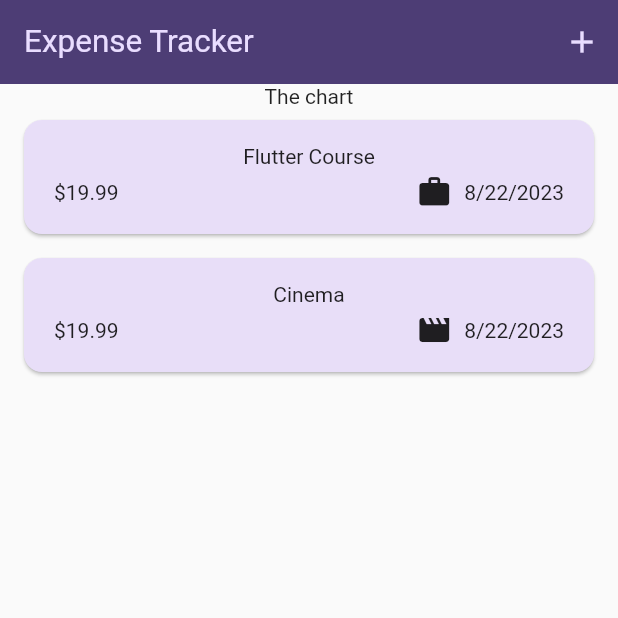
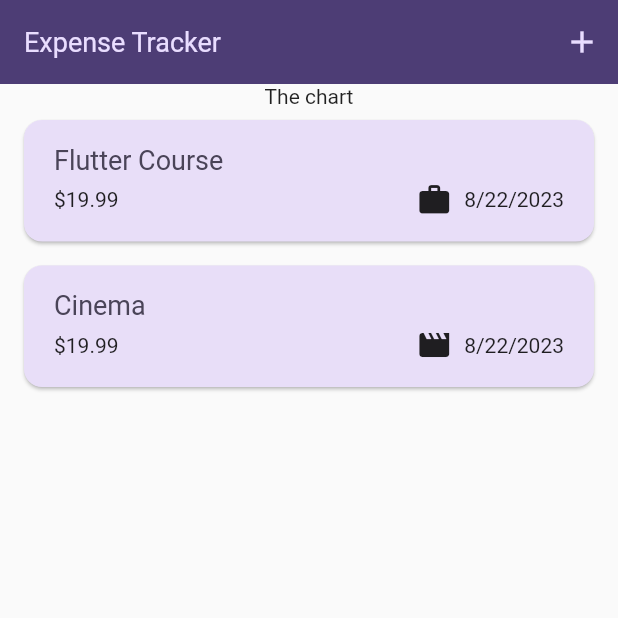
Before and after one commit to Arthurgt/Flutter-Expenses-Tracker, a Flutter app: the screen it shows after launch, on a phone screen of 412 x 824 dp, the top half of it. Run offline on Flutter 3.47's test engine with Material 2 defaults, Android fonts, the phone set to English and light mode, and no system bars.

Commit message:
Commit_21 - More styling

```diff
--- a/lib/main.dart
+++ b/lib/main.dart
@@ -25,7 +25,7 @@ void main() {
               titleLarge: TextStyle(
                 fontWeight: FontWeight.normal,
                 color: kColorScheme.onSecondaryContainer,
-                fontSize: 21,
+                fontSize: 18,
               ),
             ),
       ),
--- a/lib/widgets/expenses_list/expense_item.dart
+++ b/lib/widgets/expenses_list/expense_item.dart
@@ -7,7 +7,7 @@ class ExpenseItem extends StatelessWidget {
   final Expense expense;
 
   @override
-  Widget build(Object context) {
+  Widget build(BuildContext context) {
     return Card(
       child: Padding(
         padding: const EdgeInsets.symmetric(
@@ -15,8 +15,12 @@ class ExpenseItem extends StatelessWidget {
           vertical: 16,
         ),
         child: Column(
+          crossAxisAlignment: CrossAxisAlignment.start,
           children: [
-            Text(expense.title),
+            Text(
+              expense.title,
+              style: Theme.of(context).textTheme.titleLarge,
+            ),
             const SizedBox(height: 4),
             Row(
               children: [
--- a/lib/widgets/expenses_list/expenses_list.dart
+++ b/lib/widgets/expenses_list/expenses_list.dart
@@ -18,6 +18,11 @@ class ExpensesList extends StatelessWidget {
       itemCount: expenses.length,
       itemBuilder: (ctx, index) => Dismissible(
         key: ValueKey(expenses[index]),
+        background: Container(
+          color: Theme.of(context).colorScheme.error.withOpacity(0.5),
+          margin: EdgeInsets.symmetric(
+              horizontal: Theme.of(context).cardTheme.margin!.horizontal),
+        ),
         onDismissed: (direction) {
           onRemoveExpense(expenses[index]);
         },
```
